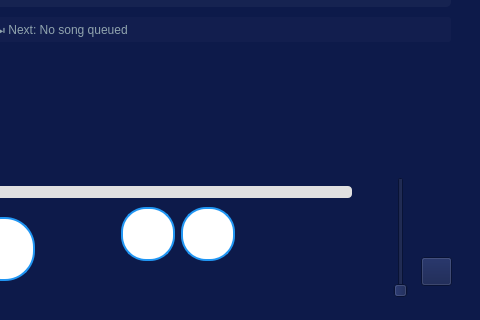
First picture: the form in mainwindow.ui, repository snahvi/AP_jukebox, before the edit; both pictures show x 339 to 819 and y 142 to 462 of the 819 by 462 pixel window.
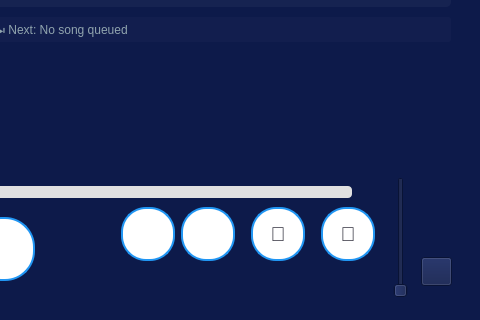
Second picture: the form after the edit.

```diff
--- a/mainwindow.ui
+++ b/mainwindow.ui
@@ -197,6 +197,96 @@
      <string/>
     </property>
    </widget>
+   <widget class="QPushButton" name="button_shuffle">
+    <property name="geometry">
+     <rect>
+      <x>590</x>
+      <y>330</y>
+      <width>54</width>
+      <height>54</height>
+     </rect>
+    </property>
+    <property name="styleSheet">
+     <string notr="true">QPushButton
+{
+    border: 2px solid #2196F3;
+    border-radius: 25px;
+    background-color: rgb(255, 255, 255);
+    color: rgb(52, 51, 64);
+    min-width: 50px;
+    max-width: 50px;
+    min-height: 50px;
+    max-height: 50px;
+    padding: 0px;
+    font-size: 20px;
+}
+
+QPushButton:hover
+{
+    border: 2px solid #1976D2;
+    background-color: rgb(255, 255, 255);
+}
+
+QPushButton:checked
+{
+    border: 2px solid #4CAF50;
+    background-color: rgb(200, 255, 200);
+    color: rgb(0, 100, 0);
+}
+</string>
+    </property>
+    <property name="text">
+     <string>🔀</string>
+    </property>
+    <property name="checkable">
+     <bool>true</bool>
+    </property>
+   </widget>
+   <widget class="QPushButton" name="button_repeat">
+    <property name="geometry">
+     <rect>
+      <x>660</x>
+      <y>330</y>
+      <width>54</width>
+      <height>54</height>
+     </rect>
+    </property>
+    <property name="styleSheet">
+     <string notr="true">QPushButton
+{
+    border: 2px solid #2196F3;
+    border-radius: 25px;
+    background-color: rgb(255, 255, 255);
+    color: rgb(52, 51, 64);
+    min-width: 50px;
+    max-width: 50px;
+    min-height: 50px;
+    max-height: 50px;
+    padding: 0px;
+    font-size: 20px;
+}
+
+QPushButton:hover
+{
+    border: 2px solid #1976D2;
+    background-color: rgb(255, 255, 255);
+}
+
+QPushButton:checked
+{
+    border: 2px solid #4CAF50;
+    background-color: rgb(200, 255, 200);
+    color: rgb(0, 100, 0);
+}
+</string>
+    </property>
+    <property name="text">
+     <string>🔁</string>
+    </property>
+    <property name="checkable">
+     <bool>true</bool>
+    </property>
+   </widget>
    <widget class="QPushButton" name="push_button_lastsong">
     <property name="geometry">
      <rect>
```
Left out of the diff: 1 changed line with no effect on the pictures.
